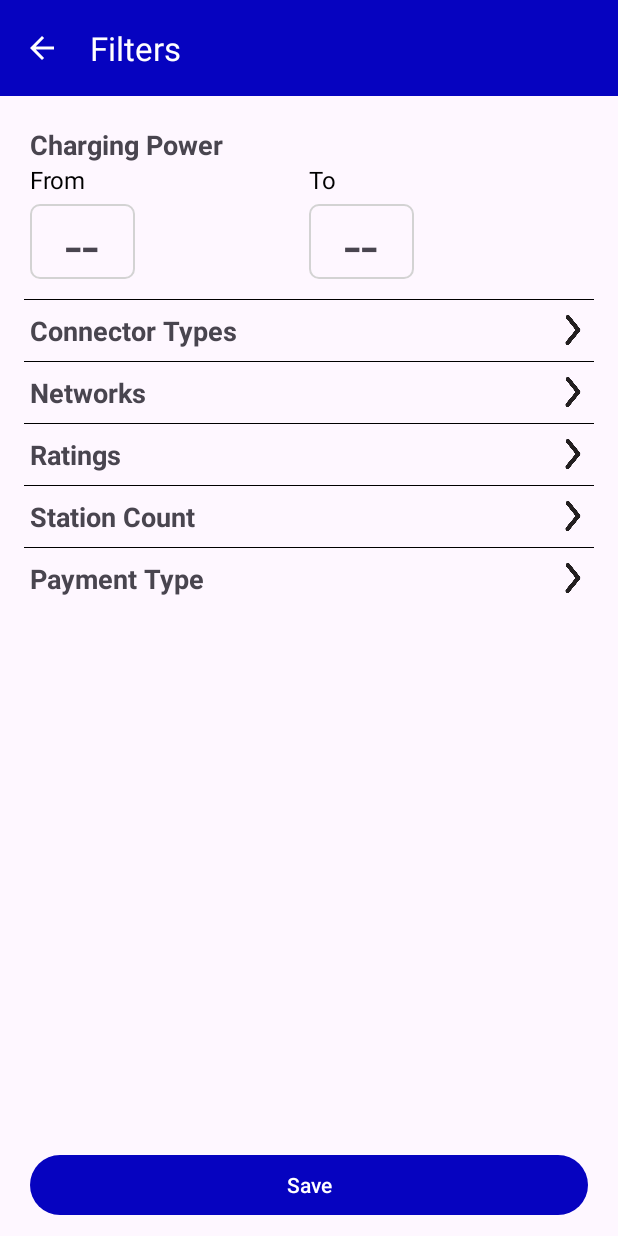
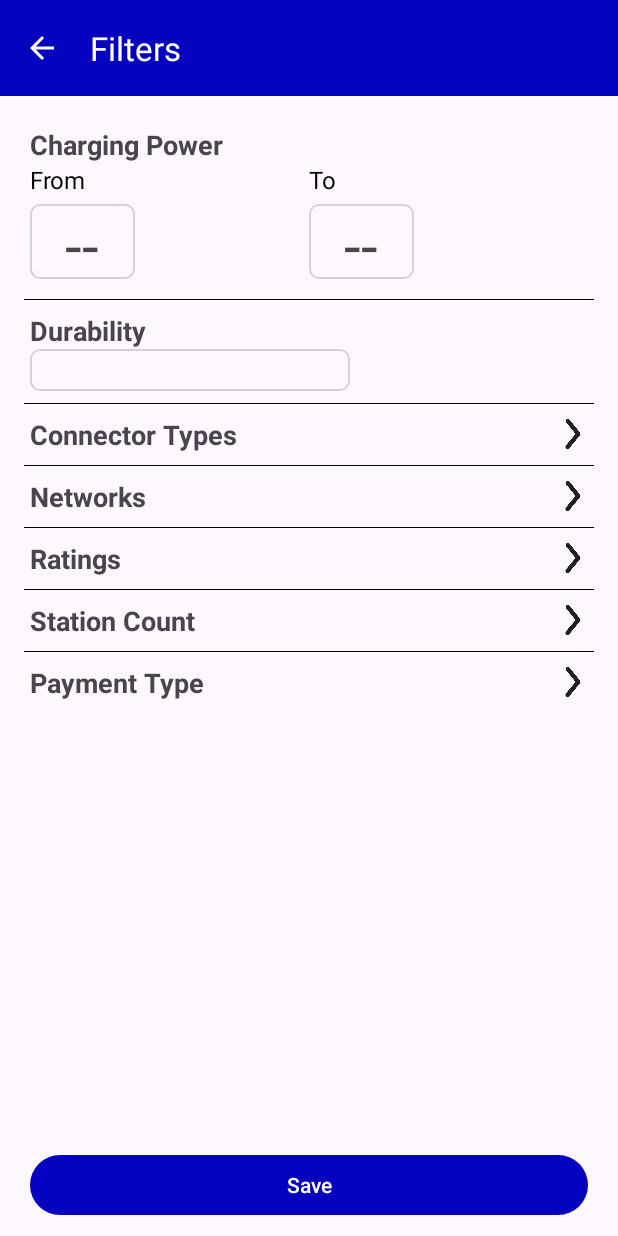
Before and after one commit to WhyIsEveryNameTaken124/Power-Path, an Android app: the FiltersActivity screen opened directly, with no data from a screen before it, on a phone screen of 412 x 824 dp. Run offline under Robolectric (Android 15) with nearby library versions, the phone set to English and light mode, and no system bars.

Commit message:
added durability in user filters

```diff
--- a/PowerPath/app/src/main/java/com/example/powerpath/FiltersActivity.kt
+++ b/PowerPath/app/src/main/java/com/example/powerpath/FiltersActivity.kt
@@ -353,7 +353,7 @@ class FiltersActivity : AppCompatActivity() {
         })
     }
 
-    private fun saveFilters(email :String, powerRange: Pair<Int, Int>, connectorType: String, networks: List<String>, minRating: Int, minStationCount: Int, paid: Boolean, free: Boolean) {
+    private fun saveFilters(email :String, powerRange: Pair<Int, Int>, connectorType: String, networks: List<String>, minRating: Int, minStationCount: Int, paid: Boolean, free: Boolean, durability: Int) {
         val url = "https://power-path-backend-3e6dc9fdeee0.herokuapp.com/save_filters"
         val jsonBody = JSONObject().apply {
             put("email", email)
@@ -367,6 +367,7 @@ class FiltersActivity : AppCompatActivity() {
             put("station_count", minStationCount)
             put("paid", paid)
             put("free", free)
+            put("durability", durability*1000)
         }
 
         val requestBody = jsonBody.toString().toRequestBody("application/json; charset=utf-8".toMediaTypeOrNull())
@@ -404,8 +405,9 @@ class FiltersActivity : AppCompatActivity() {
         val minStationCount = selectedStationCount
         val paid = binding.checkBoxCard.isChecked
         val free = binding.checkBoxFree.isChecked
+        val durability = binding.etDurability.text.toString().toInt()
         if (!validateFilters(powerRange, connectorType)) return
-        saveFilters(email, powerRange, connectorType, networks, minRating, minStationCount, paid, free)
+        saveFilters(email, powerRange, connectorType, networks, minRating, minStationCount, paid, free, durability)
         onBackPressed()
     }
 
--- a/PowerPath/app/src/main/res/layout/activity_filters.xml
+++ b/PowerPath/app/src/main/res/layout/activity_filters.xml
@@ -22,7 +22,6 @@
                 android:layout_height="wrap_content"
                 android:layout_marginTop="20dp"
                 android:orientation="vertical">
-                <!--no clue, figure out later-->
                 <TextView
                     android:id="@+id/tvChargingPower"
                     android:layout_width="match_parent"
@@ -95,6 +94,44 @@
 
             <LinearLayout
                 android:id="@+id/llSeparator1"
+                android:layout_width="match_parent"
+                android:layout_height="1px"
+                android:layout_marginLeft="16dp"
+                android:layout_marginTop="8dp"
+                android:layout_marginRight="16dp"
+                android:layout_marginBottom="8dp"
+                android:background="@color/black"
+                android:orientation="horizontal" />
+
+            <LinearLayout
+                android:id="@+id/llDurability"
+                android:layout_width="match_parent"
+                android:layout_height="wrap_content"
+                android:orientation="vertical">
+
+                <TextView
+                    android:id="@+id/tvChargingPower2"
+                    android:layout_width="match_parent"
+                    android:layout_height="wrap_content"
+                    android:layout_marginStart="20dp"
+                    android:layout_weight="1"
+                    android:text="@string/text_durability"
+                    android:textSize="18sp"
+                    android:textStyle="bold" />
+
+                <EditText
+                    android:id="@+id/etDurability"
+                    android:layout_width="wrap_content"
+                    android:layout_height="28dp"
+                    android:layout_marginStart="20dp"
+                    android:layout_weight="1"
+                    android:background="@drawable/edit_text_border"
+                    android:ems="10"
+                    android:inputType="number" />
+            </LinearLayout>
+
+            <LinearLayout
+                android:id="@+id/llSeparator1a"
                 android:layout_width="match_parent"
                 android:layout_height="1px"
                 android:layout_marginLeft="16dp"
--- a/PowerPath/app/src/main/res/values/strings.xml
+++ b/PowerPath/app/src/main/res/values/strings.xml
@@ -6,6 +6,7 @@
     <string name="text_email_address">Email address:</string>
     <string name="text_password">Password:</string>
     <string name="text_charging_power">Charging Power</string>
+    <string name="text_durability">Durability</string>
     <string name="text_connector_types">Connector Types</string>
     <string name="text_networks">Networks</string>
     <string name="text_ratings">Ratings</string>
```
